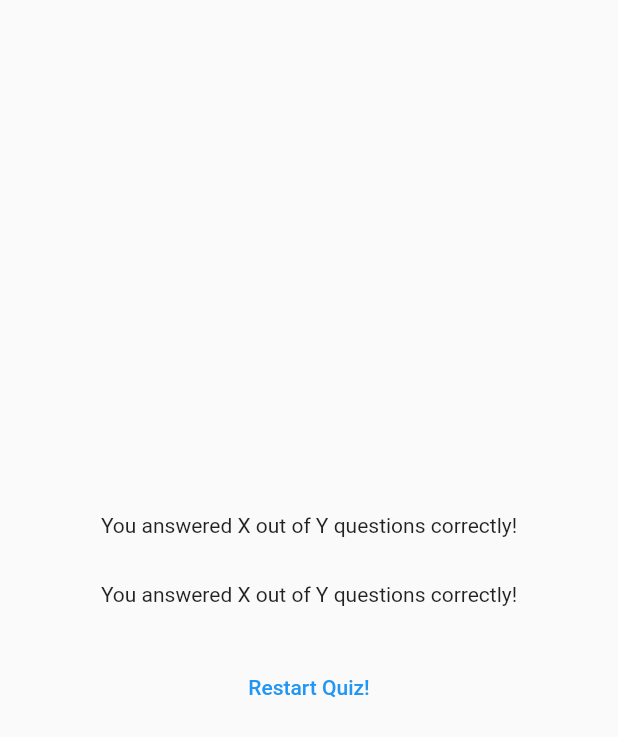
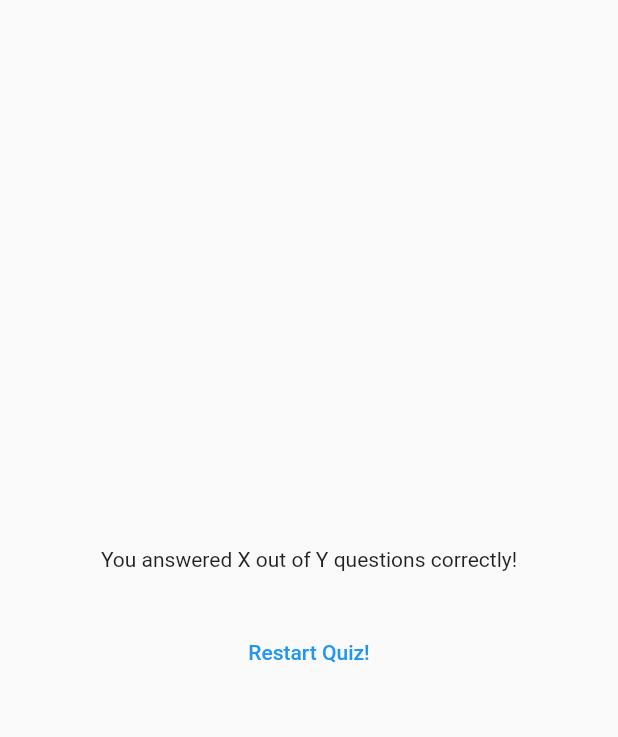
Before and after one commit to DungxLas/-Flutter-adv_basic_app, a Flutter app: the ResultScreen widget shown alone on an empty page, opened directly with empty values, on a phone screen of 412 x 824 dp. Shown: the top 737 px of the screen. Run offline on Flutter 3.47's test engine with Material 2 defaults, Android fonts, the phone set to English and light mode, and no system bars; our stand-ins replace google_fonts.

Commit message:
30/08/2023

```diff
--- a/lib/screens/results_screen.dart
+++ b/lib/screens/results_screen.dart
@@ -1,8 +1,30 @@
+import 'package:adv_basic_app/data/questions.dart';
+import 'package:adv_basic_app/widgets/questions_summary.dart';
 import 'package:flutter/material.dart';
 
 class ResultScreen extends StatelessWidget {
+  final List<String> chosenAnswer;
   final VoidCallback onRestart;
-  const ResultScreen({super.key, required this.onRestart});
+  const ResultScreen({
+    super.key,
+    required this.chosenAnswer,
+    required this.onRestart,
+  });
+
+  List<Map<String, Object>> getSummaryData() {
+    final List<Map<String, Object>> summary = [];
+
+    for (var i = 0; i < chosenAnswer.length; i++) {
+      summary.add({
+        'question_index': i,
+        'question': questions[i].text,
+        'correct_answer': questions[i].answer[0],
+        'user_answer': chosenAnswer[i],
+      });
+    }
+
+    return summary;
+  }
 
   @override
   Widget build(BuildContext context) {
@@ -12,32 +34,15 @@
         margin: const EdgeInsets.all(40),
         child: Column(
           mainAxisAlignment: MainAxisAlignment.center,
-          // crossAxisAlignment: CrossAxisAlignment.stretch,
           children: [
             const Text(
               'You answered X out of Y questions correctly!',
-              // style: GoogleFonts.lato(
-              //   color: const Color.fromARGB(255, 201, 153, 251),
-              //   fontSize: 24,
-              //   fontWeight: FontWeight.bold,
-              // ),
               textAlign: TextAlign.center,
             ),
             const SizedBox(
               height: 30,
             ),
-            const Text(
-              'You answered X out of Y questions correctly!',
-              // style: GoogleFonts.lato(
-              //   color: const Color.fromARGB(255, 201, 153, 251),
-              //   fontSize: 24,
-              //   fontWeight: FontWeight.bold,
-              // ),
-              textAlign: TextAlign.center,
-            ),
-            const SizedBox(
-              height: 30,
-            ),
+            QuestionSummary(summaryData: getSummaryData()),
             TextButton(
               onPressed: onRestart,
               child: const Text(
--- /dev/null
+++ b/lib/widgets/questions_summary.dart
@@ -0,0 +1,35 @@
+import 'package:flutter/material.dart';
+
+class QuestionSummary extends StatelessWidget {
+  final List<Map<String, Object>> summaryData;
+  const QuestionSummary({super.key, required this.summaryData});
+
+  @override
+  Widget build(BuildContext context) {
+    return Column(
+      children: summaryData
+          .map(
+            (data) => Row(
+              children: [
+                Text(
+                  ((data['question_index'] as int) + 1).toString(),
+                ),
+                Expanded(
+                  child: Column(
+                    children: [
+                      Text(data['question'] as String),
+                      const SizedBox(
+                        height: 5,
+                      ),
+                      Text(data['correct_answer'] as String),
+                      Text(data['user_answer'] as String),
+                    ],
+                  ),
+                )
+              ],
+            ),
+          )
+          .toList(),
+    );
+  }
+}
--- a/lib/widgets/quiz.dart
+++ b/lib/widgets/quiz.dart
@@ -26,7 +26,6 @@
 
     if (selectedAnswers.length == questions.length) {
       setState(() {
-        selectedAnswers = [];
         activeScreen = 'result-screen';
       });
     }
@@ -34,6 +33,7 @@
 
   void restartQuiz() {
     setState(() {
+      selectedAnswers = [];
       activeScreen = 'start-screen';
     });
   }
@@ -51,6 +51,7 @@
       );
     } else if (activeScreen == 'result-screen') {
       screenWidget = ResultScreen(
+        chosenAnswer: selectedAnswers,
         onRestart: restartQuiz,
       );
     }
```
Also changed, not shown: 6 other files.
